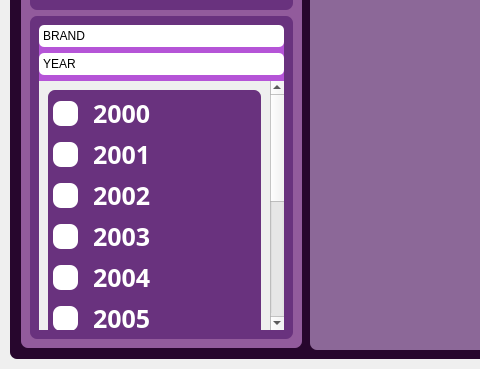
Qt form filter.ui (BryanHerrera19/Portfolio-WebScraping) before a commit; both pictures show x 0 to 480 and y 331 to 700 of the 1200 by 700 pixel window.
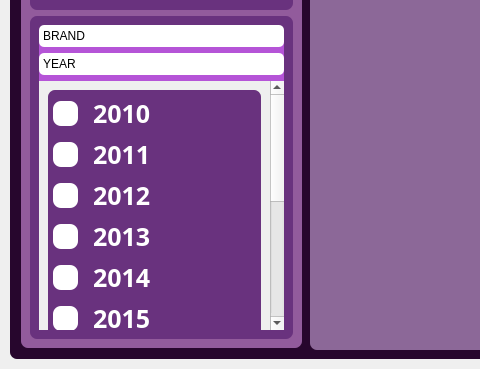
The same form after that commit. Icons and pictures are not drawn.

Commit message: Added queries for filters

```diff
--- a/filter.ui
+++ b/filter.ui
@@ -717,7 +717,7 @@
                       <property name="geometry">
                        <rect>
                         <x>0</x>
-                        <y>0</y>
+                        <y>-204</y>
                         <width>228</width>
                         <height>443</height>
                        </rect>
@@ -780,7 +780,7 @@
 }</string>
                             </property>
                             <property name="text">
-                             <string>2000</string>
+                             <string>2010</string>
                             </property>
                            </widget>
                           </item>
@@ -814,7 +814,7 @@
 }</string>
                             </property>
                             <property name="text">
-                             <string>2001</string>
+                             <string>2011</string>
                             </property>
                            </widget>
                           </item>
@@ -848,7 +848,7 @@
 }</string>
                             </property>
                             <property name="text">
-                             <string>2002</string>
+                             <string>2012</string>
                             </property>
                            </widget>
                           </item>
@@ -882,7 +882,7 @@
 }</string>
                             </property>
                             <property name="text">
-                             <string>2003</string>
+                             <string>2013</string>
                             </property>
                            </widget>
                           </item>
@@ -916,7 +916,7 @@
 }</string>
                             </property>
                             <property name="text">
-                             <string>2004</string>
+                             <string>2014</string>
                             </property>
                            </widget>
                           </item>
@@ -950,7 +950,7 @@
 }</string>
                             </property>
                             <property name="text">
-                             <string>2005</string>
+                             <string>2015</string>
                             </property>
                            </widget>
                           </item>
```
Left out of the diff: 53 changed lines with no effect on the pictures. The commit also changes 3 other files.
